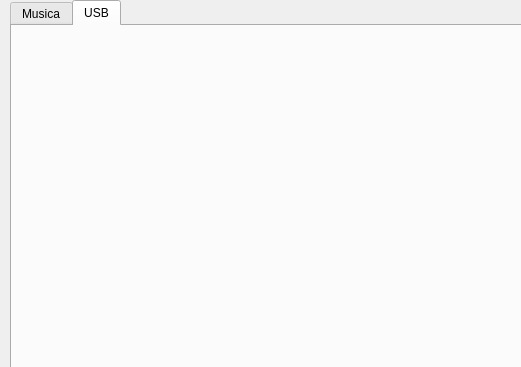
The window that M_A_C/Forms/mainwindow.ui (4k1x/M_A_C) describes before a commit, drawn with Qt 5; both pictures show x 0 to 521 and y 0 to 367 of the 800 by 489 pixel window.
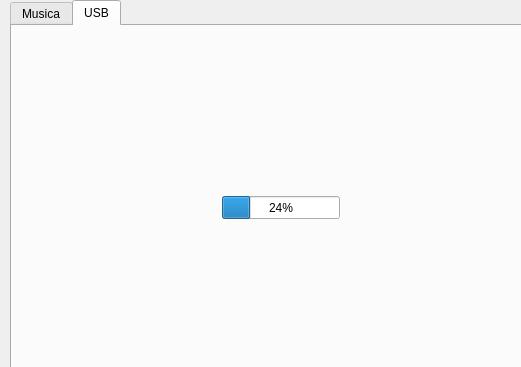
The same window after the commit. The open tabs and pages were chosen to show the change. Icons and pictures are not drawn.

Patch:
```diff
--- a/M_A_C/Forms/mainwindow.ui
+++ b/M_A_C/Forms/mainwindow.ui
@@ -336,6 +336,19 @@
      <attribute name="title">
       <string>USB</string>
      </attribute>
+     <widget class="QProgressBar" name="progressBar">
+      <property name="geometry">
+       <rect>
+        <x>210</x>
+        <y>170</y>
+        <width>118</width>
+        <height>23</height>
+       </rect>
+      </property>
+      <property name="value">
+       <number>24</number>
+      </property>
+     </widget>
     </widget>
    </widget>
   </widget>
```
Left out of the diff: 14 changed lines with no effect on the pictures.
